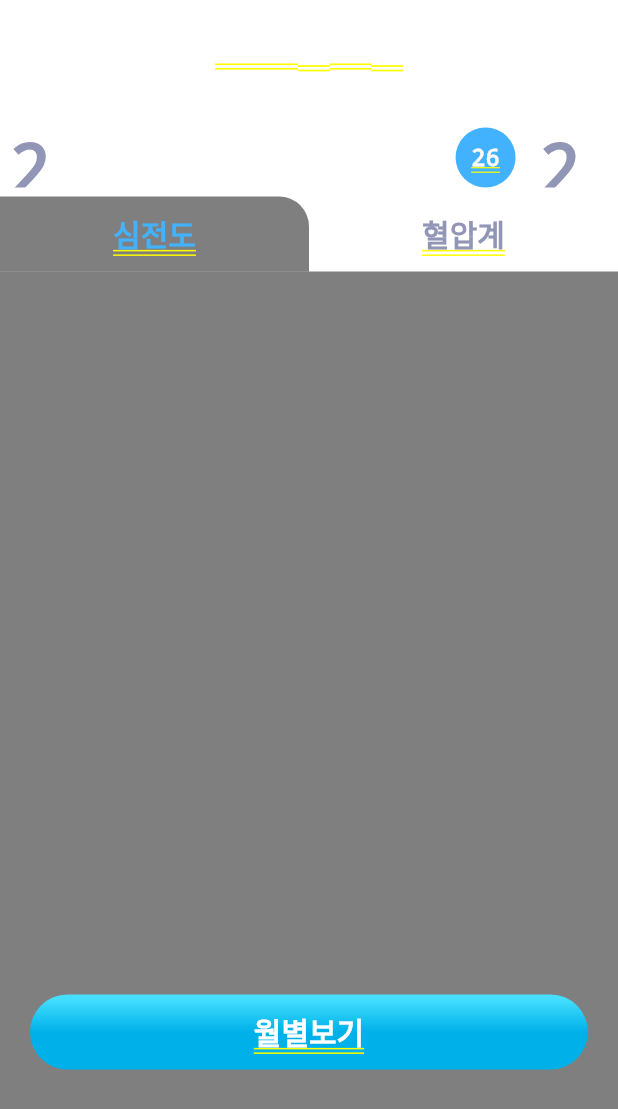
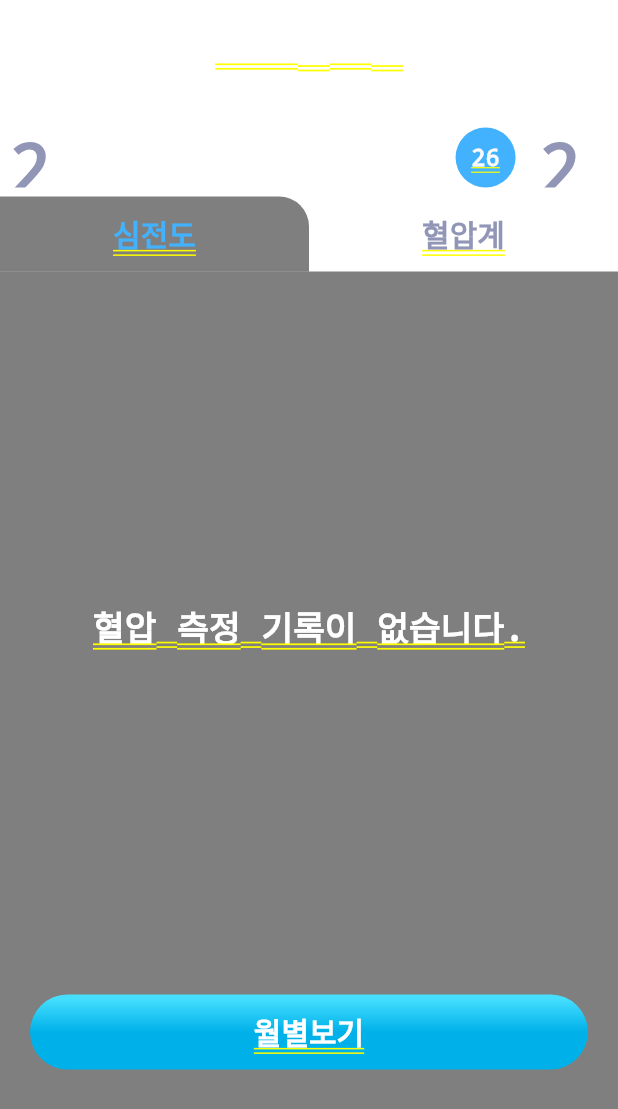
Before and after one commit to plustonic-yong/three_youth_app, a Flutter app: the HistoryScreen screen opened by its route, on a phone screen of 412 x 824 dp. Shown: the top 1109 px of the screen. Run offline on Flutter 3.47's test engine with Material 2 defaults, Android fonts, the phone set to English and light mode, and no system bars; drawn by our look-alikes of table_calendar; our stand-ins replace dots_indicator, firebase_auth, firebase_core, fl_chart, flutter_blue, flutter_datetime_picker and 6 more; missing offline and left inert: flutter_reactive_ble, http_interceptor, kakao_flutter_sdk_user; accounts and stored records are empty; network calls fail; statements that could not run were skipped.

```diff
--- a/lib/screens/history/history_screen.dart
+++ b/lib/screens/history/history_screen.dart
@@ -114,7 +114,7 @@ class _HistoryScreenState extends State<HistoryScreen> {
                       child: Column(
                         children: [
                           Expanded(
-                            child: _bpHistories != null
+                            child: _bpHistories!.isNotEmpty
                                 ? ListView.builder(
                                     itemCount: _bpHistories.length,
                                     itemBuilder: (context, index) {
@@ -128,7 +128,15 @@ class _HistoryScreenState extends State<HistoryScreen> {
                                       );
                                     },
                                   )
-                                : Container(),
+                                : const Center(
+                                    child: Text(
+                                      '혈압 측정 기록이 없습니다.',
+                                      style: TextStyle(
+                                        color: Colors.white,
+                                        fontSize: 23.0,
+                                      ),
+                                    ),
+                                  ),
                           ),
                           const SizedBox(height: 10.0),
                           CommonButton(
--- a/lib/screens/profile_setting/personal_info_policy_screen.dart
+++ b/lib/screens/profile_setting/personal_info_policy_screen.dart
@@ -21,7 +21,7 @@ class PersonalInfoPolicyScreen extends StatelessWidget {
           ),
         ),
         title: const Text(
-          '이용약관',
+          '개인정보처리방침',
           style: TextStyle(color: Colors.black),
         ),
       ),
```
